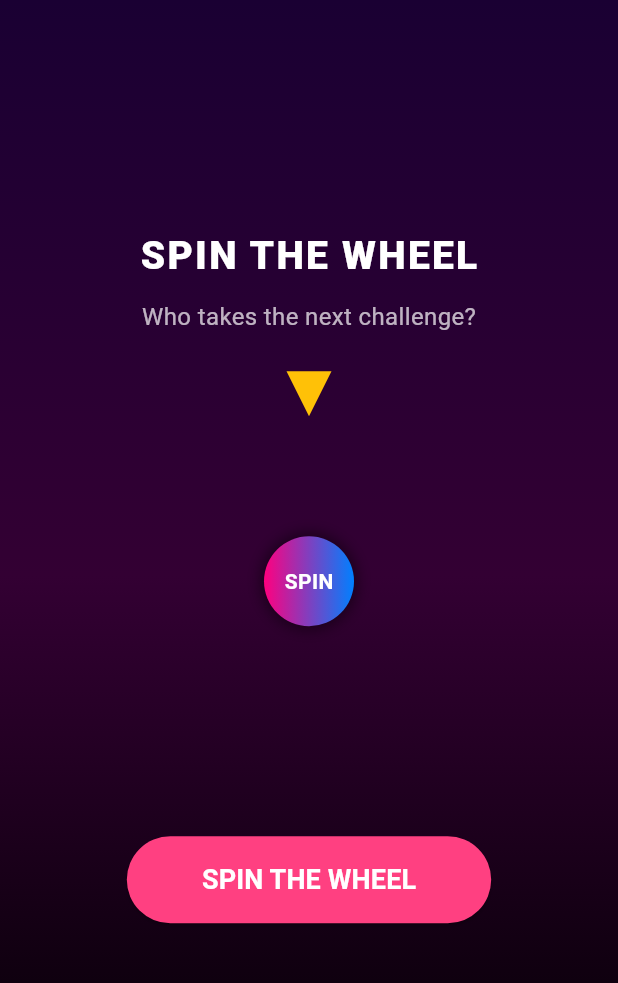
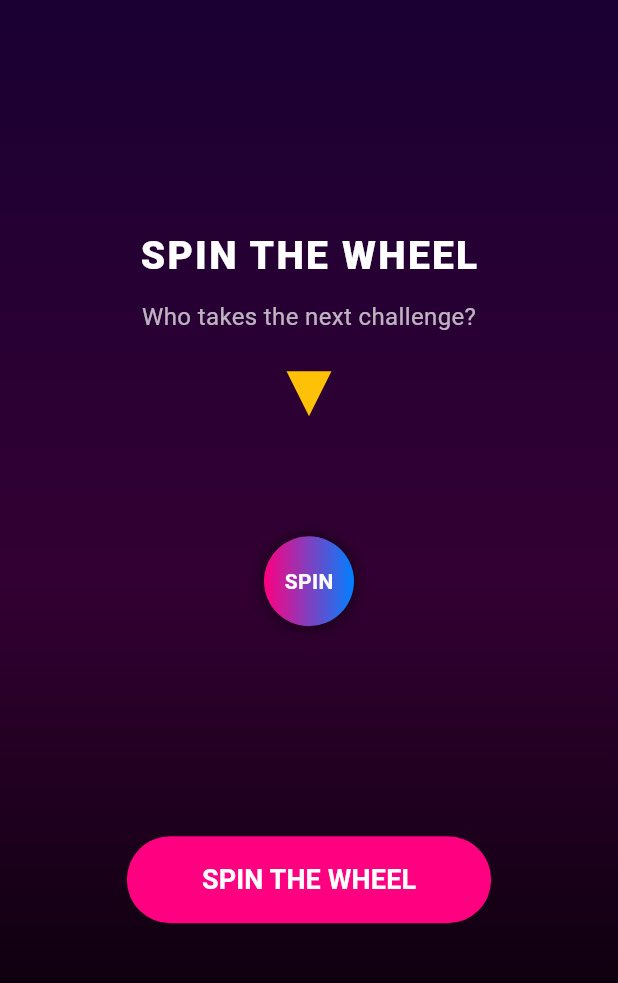
Before and after one commit to camaradeniyonizeye-ship-it/-truth-or-dare, a Flutter app: the GameScreen screen opened directly with empty values, after a tap on "SPIN", on a phone screen of 412 x 824 dp, the part 84-1067 px from its top. Run offline on Flutter 3.47's test engine with Material 3 defaults, Android fonts, the phone set to English and light mode, and no system bars; our stand-ins replace audioplayers, shared_preferences; accounts and stored records are empty.

Commit message:
Refactor player spinner calculations and styles

```diff
--- a/lib/widgets/player_spinner.dart
+++ b/lib/widgets/player_spinner.dart
@@ -54,8 +54,8 @@ class _PlayerSpinnerState extends State<PlayerSpinner>
     // Calculate exact center angle of the selected slice
     final double sliceCenter = (selectedIndex * sliceAngle) + (sliceAngle / 2);
 
-    // Target angle to align the chosen slice precisely with the top pointer (-pi/2)
-    final double targetAngle = (2 * math.pi * 6) + ((3 * math.pi / 2) - sliceCenter);
+    // Target rotation angle to align the chosen slice precisely with the top pointer
+    final double targetAngle = (2 * math.pi * 6) - sliceCenter;
 
     _controller.reset();
 
@@ -147,7 +147,7 @@ class _PlayerSpinnerState extends State<PlayerSpinner>
         ElevatedButton(
           onPressed: _isSpinning ? null : () => _spinWheel(activePool),
           style: ElevatedButton.styleFrom(
-            backgroundColor: Colors.pinkAccent,
+            backgroundColor: const Color(0xFFFF0080),
             foregroundColor: Colors.white,
             padding: const EdgeInsets.symmetric(horizontal: 50, vertical: 16),
             shape: RoundedRectangleBorder(borderRadius: BorderRadius.circular(30)),
@@ -182,16 +182,20 @@ class _WheelPainter extends CustomPainter {
       const Color(0xFF303F9F),
     ];
 
+    // Align start angle at top (-pi/2)
+    final double startAngleOffset = -math.pi / 2;
+
     for (int i = 0; i < players.length; i++) {
       final Paint paint = Paint()
         ..style = PaintingStyle.fill
         ..color = sliceColors[i % sliceColors.length];
 
-      canvas.drawArc(rect, i * sliceAngle, sliceAngle, true, paint);
+      final double sliceStart = startAngleOffset + (i * sliceAngle);
+      canvas.drawArc(rect, sliceStart, sliceAngle, true, paint);
 
       canvas.save();
       canvas.translate(center.dx, center.dy);
-      canvas.rotate(i * sliceAngle + sliceAngle / 2);
+      canvas.rotate(sliceStart + sliceAngle / 2);
 
       final TextPainter tp = TextPainter(
         text: TextSpan(
```
